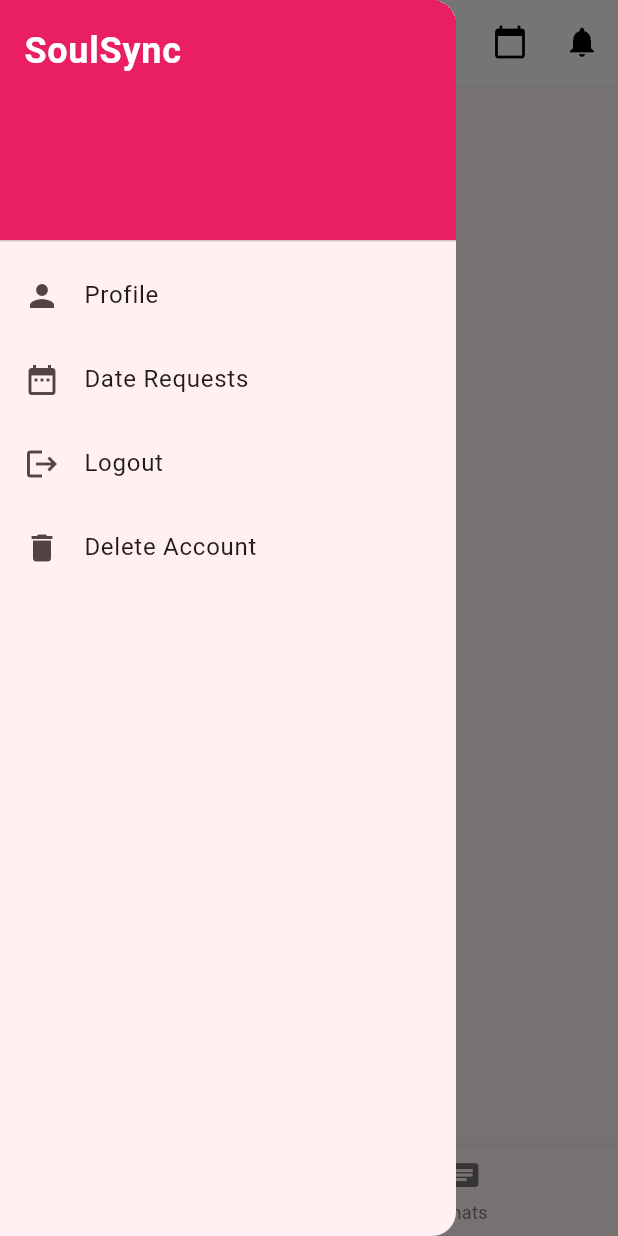
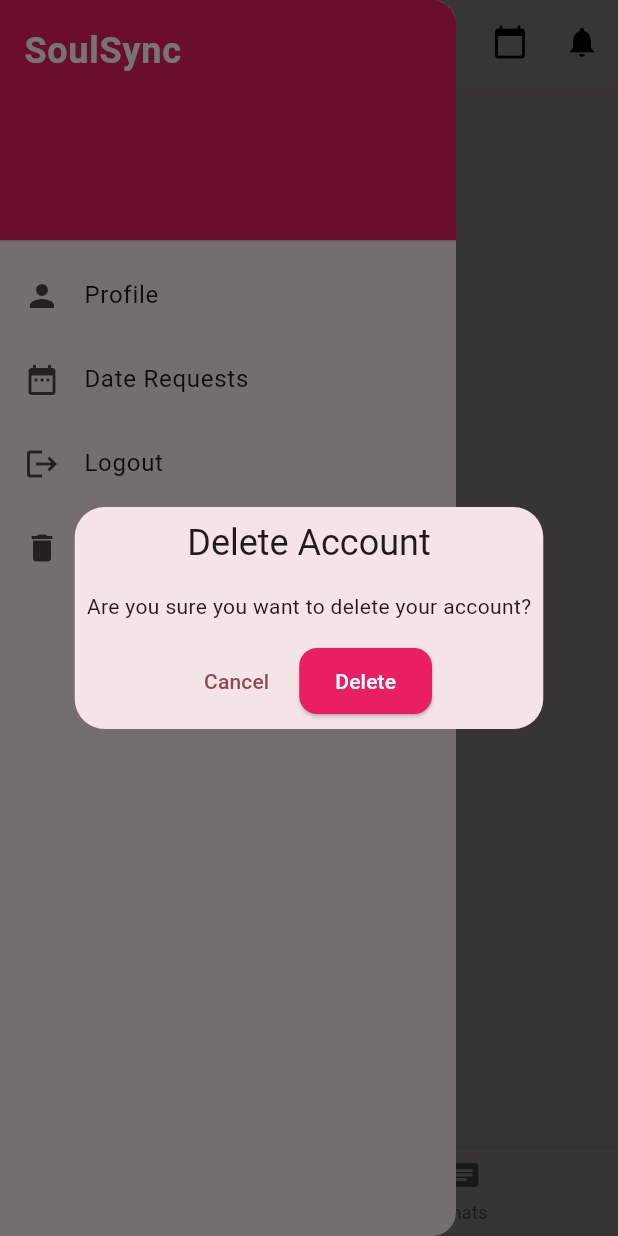
Before and after one commit to AyushSingh4321/SoulSyncFullStack, a Flutter app: the HomeView screen opened by its route, in the side drawer, after a tap on "Delete Account", on a phone screen of 412 x 824 dp. Run offline on Flutter 3.47's test engine with Material 3 defaults, Android fonts, the phone set to English and light mode, and no system bars; our stand-ins replace cached_network_image, get, shared_preferences; missing offline and left inert: stomp_dart_client; accounts and stored records are empty; network calls fail.

Commit message:
User account deletion functionality added

```diff
--- a/lib/app/modules/home/views/home_view.dart
+++ b/lib/app/modules/home/views/home_view.dart
@@ -103,8 +103,45 @@ class HomeView extends GetView<HomeController> {
             leading: const Icon(Icons.delete),
             title: const Text('Delete Account'),
             onTap: () {
-              // TODO: Implement delete account
-              Get.back();
+              Get.defaultDialog(
+                title: 'Delete Account',
+                middleText: 'Are you sure you want to delete your account?',
+                confirm: Obx(
+                  () => ElevatedButton(
+                    onPressed:
+                        authController.isLoading.value
+                            ? null
+                            : () async {
+                              await authController.deleteAccount().then((_) {
+                                Get.back(); // Close the dialog
+                              });
+                            },
+                    child:
+                        authController.isLoading.value
+                            ? const SizedBox(
+                              width: 20,
+                              height: 20,
+                              child: CircularProgressIndicator(strokeWidth: 2),
+                            )
+                            : const Text('Delete'),
+                  ),
+                ),
+                cancel: Obx(
+                  () => TextButton(
+                    onPressed:
+                        authController.isLoading.value
+                            ? null
+                            : () => Get.back(),
+                    child:
+                        authController.isLoading.value
+                            ? Text(
+                              'Cancel',
+                              style: TextStyle(color: Colors.grey[400]),
+                            )
+                            : const Text('Cancel'),
+                  ),
+                ),
+              );
             },
           ),
         ],
```
Also changed, not shown: lib/app/modules/auth/controllers/auth_controller.dart (+31 -0 lines).
